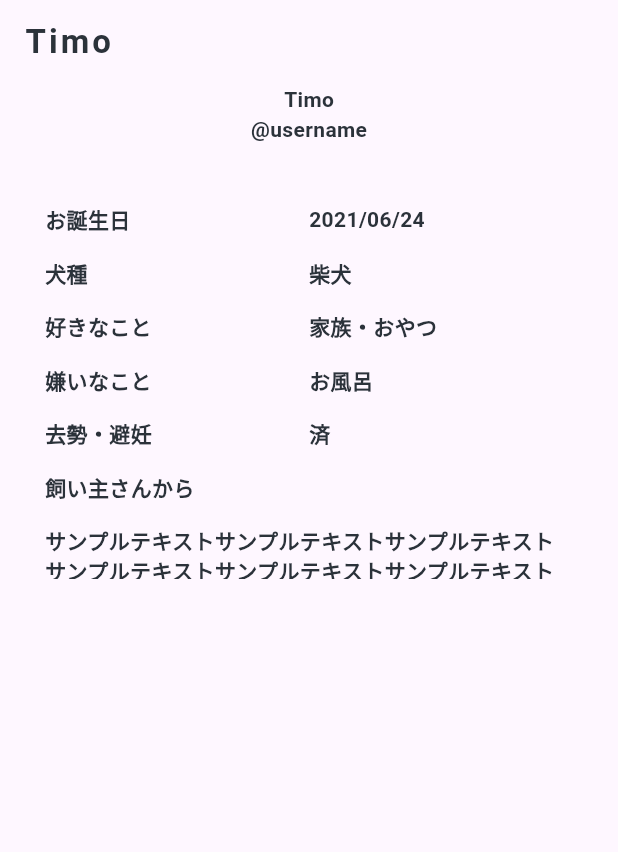
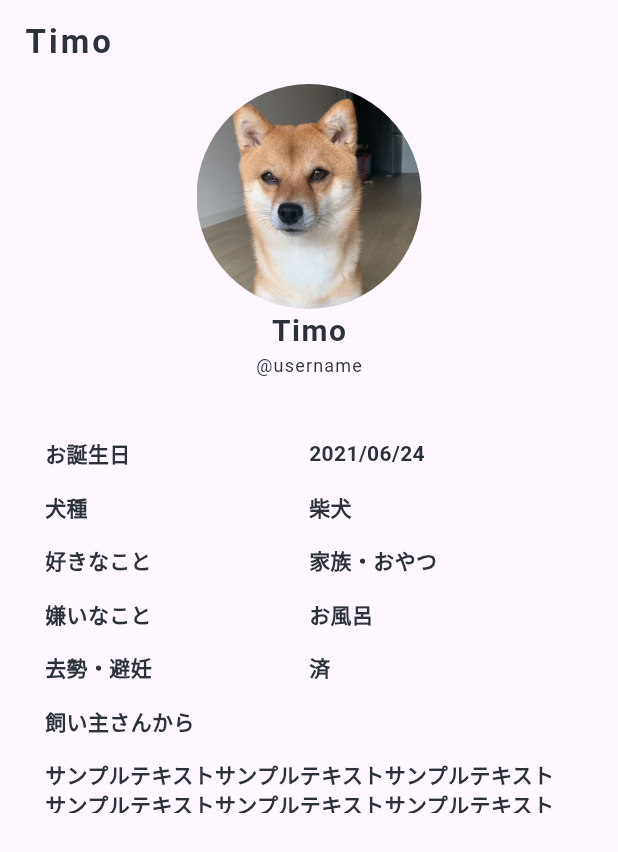
Before and after one commit to YunaSuzuki/timo, a Flutter app: the screen it shows after launch, on a phone screen of 412 x 824 dp. Shown: the top 852 px of the screen. Run offline on Flutter 3.47's test engine with Material 3 defaults, Android fonts, the phone set to English and light mode, and no system bars; drawn by our look-alikes of flutter_layout_grid.

Commit message:
add profile image, name and username

```diff
--- a/lib/constants.dart
+++ b/lib/constants.dart
@@ -1,6 +1,19 @@
 import 'package:flutter/material.dart';
 
+const profileNameStyle = TextStyle(
+  color: Color(0xFF2B323A),
+  fontWeight: FontWeight.bold,
+  fontSize: 20.0,
+  letterSpacing: 1.0
+); //pet_profile_name
+
 const profileTextStyle = TextStyle(
-    color: Color(0xFF2B323A),
-    fontWeight: FontWeight.bold
-);
+  color: Color(0xFF2B323A),
+  fontWeight: FontWeight.bold
+); //pet_profile_text
+
+const sTextStyle = TextStyle(
+  color: Color(0xFF2B323A),
+  fontSize: 12.0,
+  letterSpacing: 0.8
+); //small-text-style
--- a/lib/main.dart
+++ b/lib/main.dart
@@ -33,12 +33,25 @@ class ProfilePage extends StatelessWidget {
         padding: EdgeInsets.only(left: 30.0, right: 30.0),
         child: Column(
           children: <Widget>[
+            Center(
+              child: SizedBox(
+                width: 150,
+                height: 150,
+                child: ClipOval(
+                  child: FittedBox(
+                    fit: BoxFit.cover,
+                    alignment: Alignment(0, -0.8), // ← y方向を上に寄せる (-1=上, 0=中央, 1=下)
+                    child: Image.asset('assets/images/pet_profile_image.JPG'),
+                  ),
+                ),
+              ),
+            ),
             //ProfileImage
             Center(
-              child: Text('Timo', style: profileTextStyle,),
+              child: Text('Timo', style: profileNameStyle,),
             ), //pet's name
             Center(
-              child: Text('@username', style: profileTextStyle,),
+              child: Text('@username', style: sTextStyle,),
             ),
             SizedBox(height: 40.0,),
             SizedBox(
--- a/pubspec.yaml
+++ b/pubspec.yaml
@@ -60,9 +60,8 @@ flutter:
   uses-material-design: true
 
   # To add assets to your application, add an assets section, like this:
-  # assets:
-  #   - images/a_dot_burr.jpeg
-  #   - images/a_dot_ham.jpeg
+  assets:
+     - assets/images/pet_profile_image.JPG
 
   # An image asset can refer to one or more resolution-specific "variants", see
   # https://flutter.dev/to/resolution-aware-images
```
Also changed, not shown: assets/images/pet_profile_image.JPG (added).
